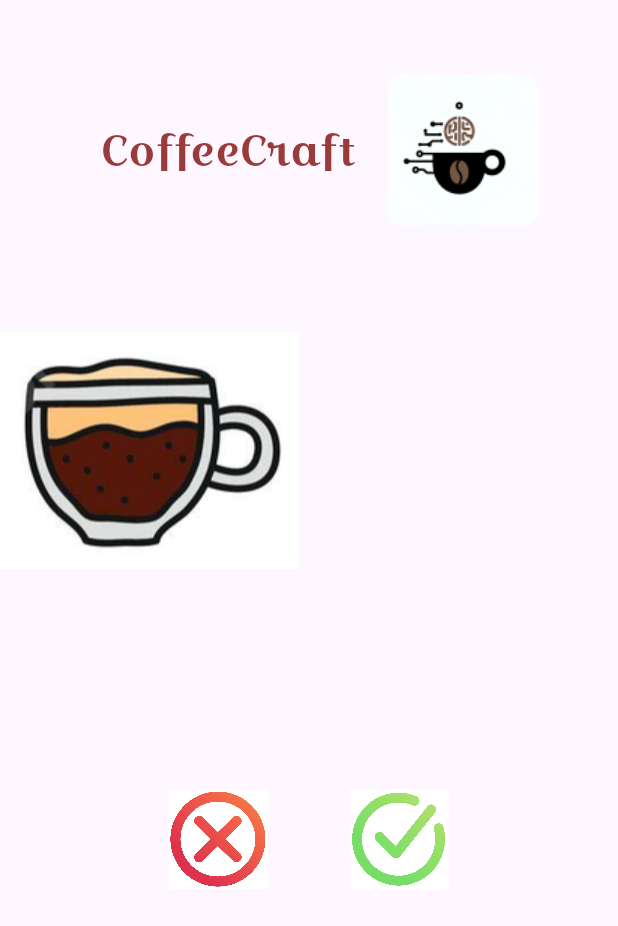
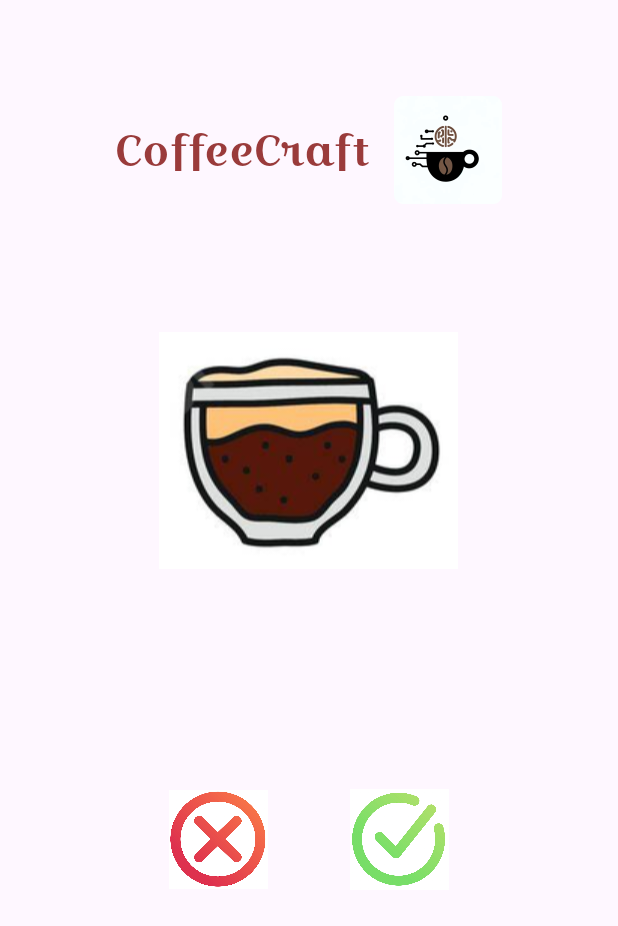
Before and after one commit to francomano/CoffeeCraft, an Android app: the CoffeeSuggestionActivity screen opened directly, with no data from a screen before it, on a phone screen of 412 x 824 dp. Shown: the top 926 px of the screen. Run offline under Robolectric (Android 15) with nearby library versions, the phone set to English and light mode, and no system bars; 3 statements that could not run were skipped.

Commit message:
centered the images of the coffees

```diff
--- a/CoffeeCraftJava/app/src/main/res/layout/coffeesuggestion.xml
+++ b/CoffeeCraftJava/app/src/main/res/layout/coffeesuggestion.xml
@@ -1,4 +1,3 @@
-<!-- activity_coffee_suggestion.xml -->
 <LinearLayout xmlns:android="http://schemas.android.com/apk/res/android"
     xmlns:tools="http://schemas.android.com/tools"
     android:layout_width="match_parent"
@@ -14,9 +13,8 @@
         android:orientation="horizontal">
 
         <com.google.android.material.textview.MaterialTextView
-            android:layout_marginLeft="50dp"
+            android:id="@+id/coffeeCraftText"
             android:layout_width="wrap_content"
-            android:layout_weight="1"
             android:layout_height="wrap_content"
             android:fontFamily="@font/croissant"
             android:gravity="center"
@@ -26,36 +24,34 @@
             android:textSize="28sp" />
 
         <ImageView
+            android:id="@+id/logoImage"
             android:layout_width="wrap_content"
-            android:layout_marginEnd="50dp"
             android:layout_height="100dp"
-            android:layout_weight="1"
+            android:layout_marginStart="16dp"
             android:src="@mipmap/logo" />
-
     </LinearLayout>
 
     <ImageView
         android:id="@+id/coffeeImage"
         android:layout_width="wrap_content"
         android:layout_height="300dp"
-        android:layout_centerHorizontal="true"
+        android:layout_gravity="center"
         android:src="@drawable/default_coffee_image" />
 
     <com.google.android.material.textview.MaterialTextView
         android:id="@+id/coffeeDescription"
         android:layout_width="wrap_content"
         android:layout_height="wrap_content"
-        android:layout_below="@id/coffeeImage"
         android:layout_gravity="center"
         android:layout_marginTop="10dp"
-        android:layout_centerHorizontal="true"
         android:text="Coffee Description" />
 
     <LinearLayout
         android:layout_width="match_parent"
         android:layout_height="wrap_content"
         android:layout_marginTop="20dp"
-        android:gravity="center">
+        android:gravity="center"
+        android:orientation="horizontal">
 
         <ImageButton
             android:id="@+id/buttonNext"
@@ -74,7 +70,5 @@
             android:scaleType="fitCenter"
             android:backgroundTint="@color/transparent"
             android:src="@drawable/v" />
-
     </LinearLayout>
-
 </LinearLayout>
```
